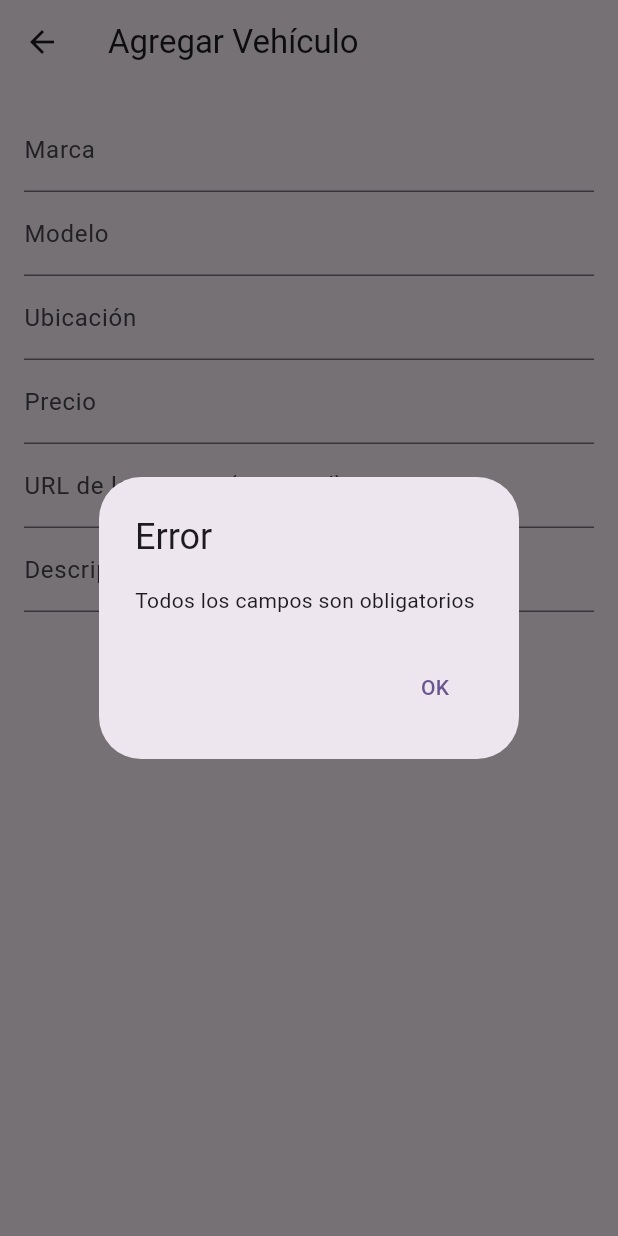
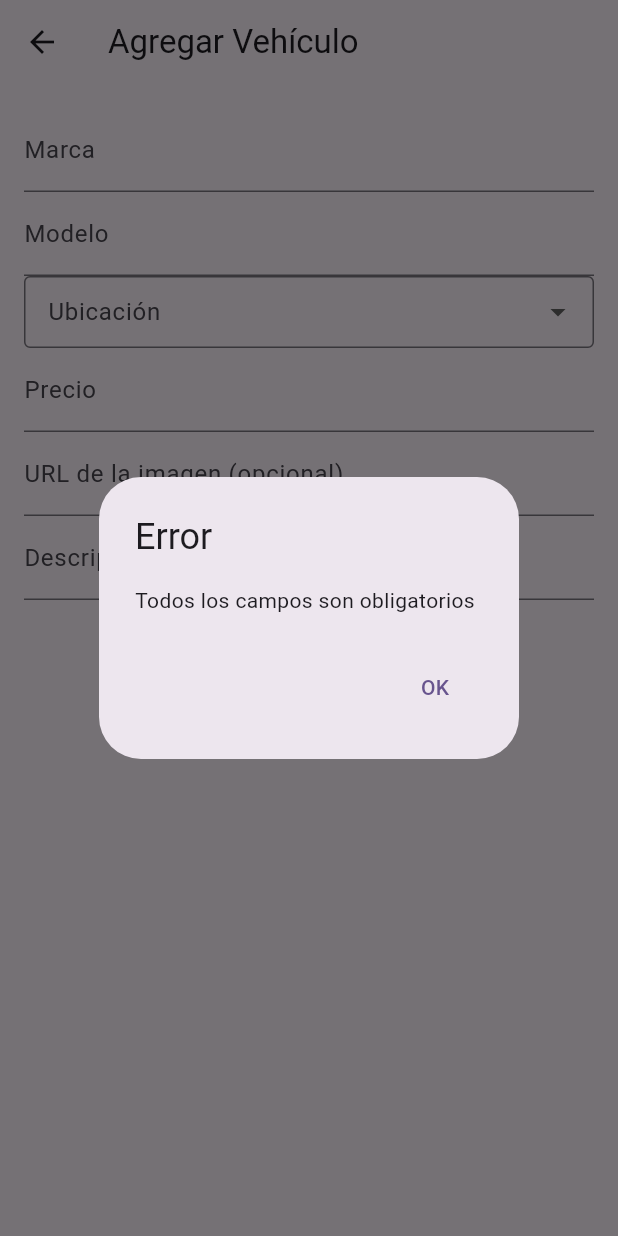
Before and after one commit to Ruedarent-AplicacionesMoviles/front-ruedarent-flutter, a Flutter app: the AddVehiclePage screen opened directly with empty values, after a tap on "Guardar", on a phone screen of 412 x 824 dp. Run offline on Flutter 3.47's test engine with Material 3 defaults, Android fonts, the phone set to English and light mode, and no system bars; our stand-ins replace flutter_bloc, rxdart, sqflite; accounts and stored records are empty.

Commit message:
feat: add location dropdown in AddVehiclePage
- Changed AddVehiclePage from StatelessWidget to StatefulWidget.
- Replaced the location TextField with a DropdownButtonFormField for location selection.
- Added a list of predefined locations in Lima, Peru for the dropdown.
- Updated validation to ensure location is selected before saving the vehicle.

```diff
--- a/lib/src/presentation/pages/owner/vehicles/vehicle/AddVehiclePage.dart
+++ b/lib/src/presentation/pages/owner/vehicles/vehicle/AddVehiclePage.dart
@@ -2,17 +2,33 @@ import 'package:flutter/material.dart';
 import 'package:front_ruedarent_flutter/src/data/models/vehicle_model.dart';
 import 'package:front_ruedarent_flutter/src/data/repositories/vehicle_repository.dart';
 
-class AddVehiclePage extends StatelessWidget {
+class AddVehiclePage extends StatefulWidget {
+  final int vehicleTypeId;
+
+  const AddVehiclePage({Key? key, required this.vehicleTypeId}) : super(key: key);
+
+  @override
+  _AddVehiclePageState createState() => _AddVehiclePageState();
+}
+
+class _AddVehiclePageState extends State<AddVehiclePage> {
   final TextEditingController _brandController = TextEditingController();
   final TextEditingController _modelController = TextEditingController();
-  final TextEditingController _locationController = TextEditingController();
   final TextEditingController _priceController = TextEditingController();
   final TextEditingController _photosController = TextEditingController();
   final TextEditingController _descriptionController = TextEditingController();
 
-  final int vehicleTypeId; // ID del tipo de vehículo que se pasa al constructor
+  // Lista de ubicaciones en Lima Metropolitana
+  final List<String> _ubicaciones = [
+    'Cercado de Lima, Peru', 'Miraflores, Peru', 'San Isidro, Peru', 'San Borja, Peru',
+    'Surco, Peru', 'San Miguel, Peru', 'La Molina, Peru', 'Magdalena, Peru',
+    'Barranco, Peru', 'Los Olivos, Peru', 'San Juan de Lurigancho, Peru',
+    'Villa El Salvador, Peru', 'Villa María del Triunfo, Peru', 'Lince, Peru',
+    'Surquillo, Peru', 'Breña, Peru', 'Comas, Peru', 'Independencia, Peru',
+    'Pueblo Libre, Peru', 'Rímac, Peru'
+  ];
 
-  AddVehiclePage({Key? key, required this.vehicleTypeId}) : super(key: key);
+  String? _selectedUbicacion;
 
   @override
   Widget build(BuildContext context) {
@@ -33,9 +49,27 @@ class AddVehiclePage extends StatelessWidget {
                 controller: _modelController,
                 decoration: const InputDecoration(labelText: 'Modelo'),
               ),
-              TextField(
-                controller: _locationController,
-                decoration: const InputDecoration(labelText: 'Ubicación'),
+              DropdownButtonFormField<String>(
+                value: _selectedUbicacion,
+                items: _ubicaciones.map((ubicacion) {
+                  return DropdownMenuItem(
+                    value: ubicacion,
+                    child: Text(ubicacion),
+                  );
+                }).toList(),
+                onChanged: (value) {
+                  setState(() {
+                    _selectedUbicacion = value;
+                  });
+                },
+                decoration: const InputDecoration(
+                  labelText: 'Ubicación',
+                  border: OutlineInputBorder(),
+                  contentPadding: EdgeInsets.symmetric(vertical: 10, horizontal: 12),
+                ),
+                style: const TextStyle(color: Colors.black, fontSize: 16),
+                icon: const Icon(Icons.arrow_drop_down),
+                dropdownColor: Colors.grey[200],
               ),
               TextField(
                 controller: _priceController,
@@ -56,7 +90,7 @@ class AddVehiclePage extends StatelessWidget {
                   // Validar que los campos no estén vacíos
                   if (_brandController.text.isEmpty ||
                       _modelController.text.isEmpty ||
-                      _locationController.text.isEmpty ||
+                      _selectedUbicacion == null ||
                       _priceController.text.isEmpty) {
                     _showErrorDialog(context, 'Todos los campos son obligatorios');
                     return;
@@ -65,10 +99,10 @@ class AddVehiclePage extends StatelessWidget {
                   // Crear una instancia de VehicleModel
                   final newVehicle = VehicleModel(
                     ownerId: 1, // Asignar el ID del propietario según sea necesario
-                    vehicleTypeId: vehicleTypeId,
+                    vehicleTypeId: widget.vehicleTypeId,
                     brand: _brandController.text,
                     model: _modelController.text,
-                    location: _locationController.text,
+                    location: _selectedUbicacion!,
                     availability: 'available', // Valor predeterminado
                     price: double.parse(_priceController.text),
                     photos: _photosController.text.isEmpty ? null : _photosController.text,
```
Also changed, not shown: lib/src/presentation/pages/owner/vehicles/VehiclesPage.dart (+63 -63 lines), 1 other file.
